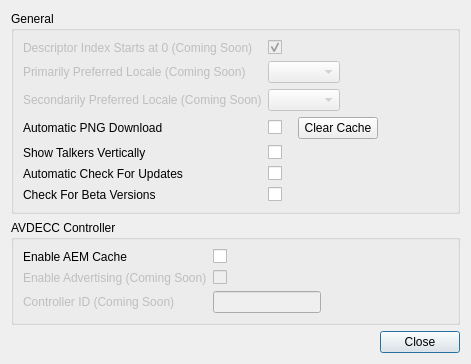
First picture: the form in src/settingsDialog.ui, repository christophe-calmejane/Hive, before the edit.
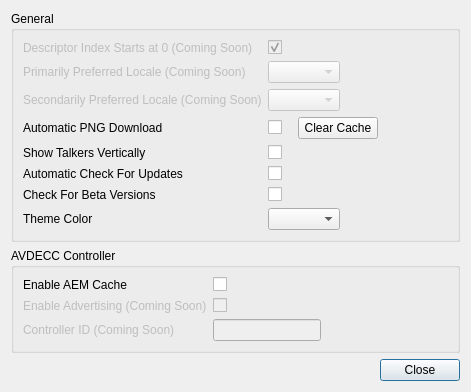
Second picture: the form after the edit.

Commit message: Add and handle theme color where applicable

```diff
--- a/src/settingsDialog.ui
+++ b/src/settingsDialog.ui
@@ -7,7 +7,7 @@
     <x>0</x>
     <y>0</y>
     <width>471</width>
-    <height>364</height>
+    <height>390</height>
    </rect>
   </property>
   <property name="sizePolicy">
@@ -146,6 +146,16 @@
       <item row="6" column="1">
        <widget class="QCheckBox" name="checkForBetaVersionsCheckBox"/>
       </item>
+      <item row="7" column="0">
+       <widget class="QLabel" name="themeColorLabel">
+        <property name="text">
+         <string>Theme Color</string>
+        </property>
+       </widget>
+      </item>
+      <item row="7" column="1">
+       <widget class="QComboBox" name="themeColorComboBox"/>
+      </item>
      </layout>
     </widget>
    </item>
```
The commit also changes 16 other files.
